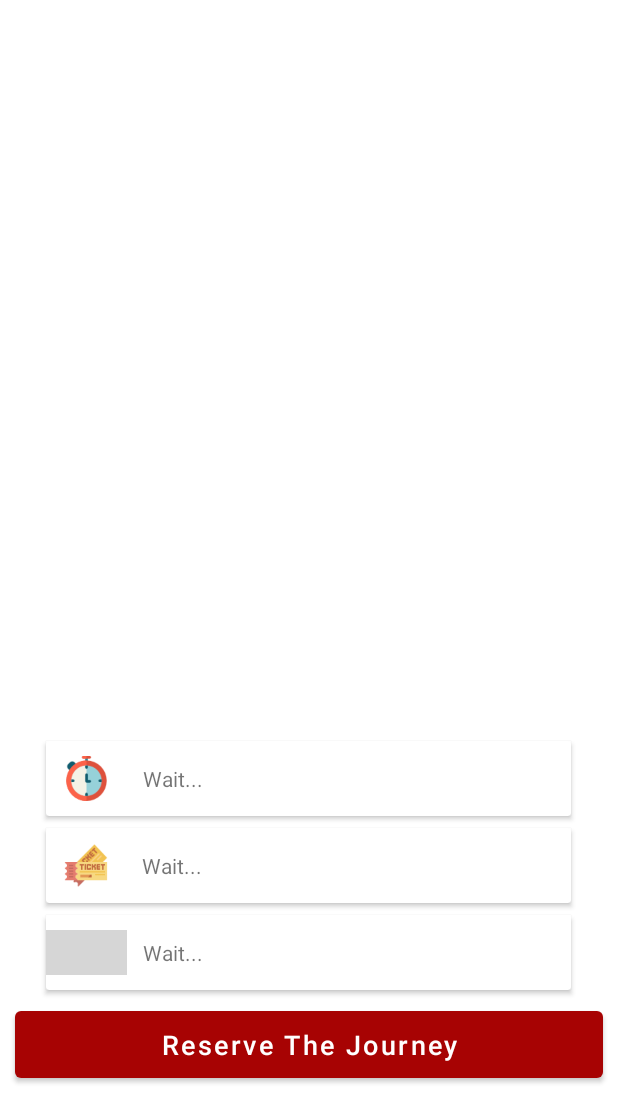
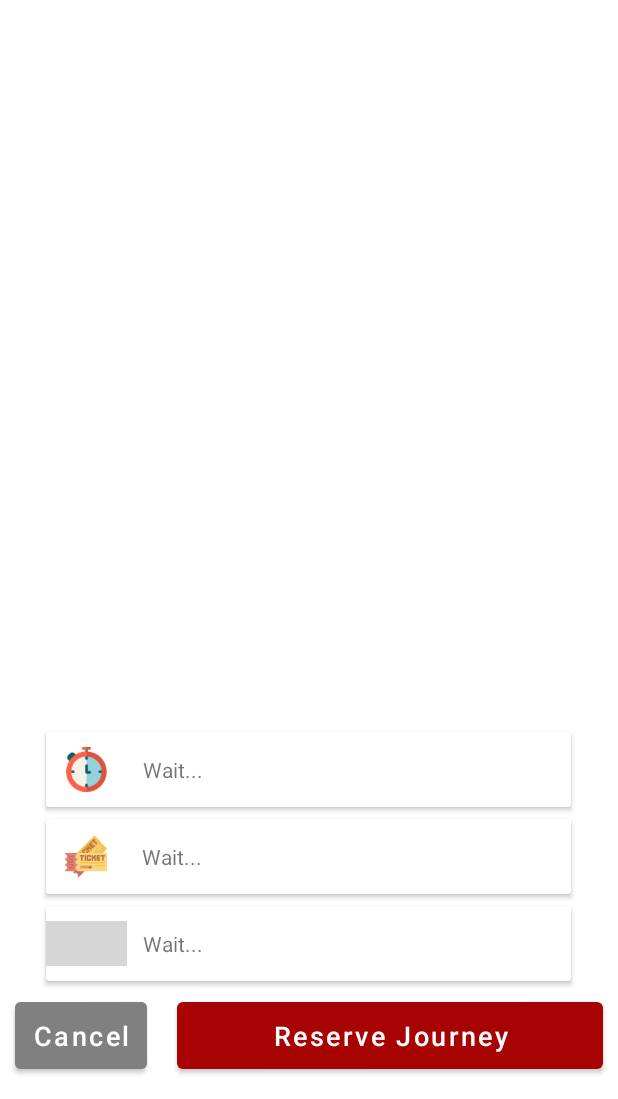
Before and after one commit to HashBusProject/UserApplication, an Android app: the JourneyReserveView screen opened directly, with no data from a screen before it, on a phone screen of 412 x 824 dp, the part 137-1236 px from its top. Run offline under Robolectric (Android 15) with nearby library versions, the phone set to English and light mode, and no system bars; libraries missing offline, so code that uses them is left out: com.directions.route; 9 statements that could not run were skipped; grey boxes are pictures that could not be loaded.

Commit message:
add last views!!

```diff
--- a/app/src/main/java/com/hashimte/hashbus1/api/UserServices.java
+++ b/app/src/main/java/com/hashimte/hashbus1/api/UserServices.java
@@ -41,7 +41,7 @@ public interface UserServices {
     @GET("/User/GetJourneyById")
     Call<Journey> getJourneyById(@Query("journeyId") Integer journeyId);
 
-    @GET("/User/BuyTicket")
+    @POST("/User/BuyTicket")
     Call<Boolean> buyATicket(@Query("userId") Integer userId, @Query("journeyId") Integer journeyId);
 
     @GET("/User/AllPointByJourneyId")
--- a/app/src/main/java/com/hashimte/hashbus1/api/UserServicesImp.java
+++ b/app/src/main/java/com/hashimte/hashbus1/api/UserServicesImp.java
@@ -1,4 +1,7 @@
 package com.hashimte.hashbus1.api;
+
+import android.database.Cursor;
+import android.database.sqlite.SQLiteDatabase;
 
 import com.google.gson.Gson;
 import com.hashimte.hashbus1.model.Bus;
@@ -83,7 +86,7 @@ public class UserServicesImp implements UserServices {
         return retrofit.create(UserServices.class).getJourneyById(journeyId);
     }
 
-    @GET("/User/BuyTicket")
+    @POST("/User/BuyTicket")
     public Call<Boolean> buyATicket(@Query("userId") Integer userId, @Query("journeyId") Integer journeyId) {
         return retrofit.create(UserServices.class).buyATicket(userId, journeyId);
     }
--- a/app/src/main/java/com/hashimte/hashbus1/ui/reserve/JourneyReserveMapFragment.java
+++ b/app/src/main/java/com/hashimte/hashbus1/ui/reserve/JourneyReserveMapFragment.java
@@ -10,6 +10,7 @@ import android.Manifest;
 import android.content.pm.PackageManager;
 import android.location.Location;
 import android.os.Bundle;
+import android.os.Handler;
 import android.os.Looper;
 import android.util.Log;
 import android.view.LayoutInflater;
@@ -74,9 +75,6 @@ public class JourneyReserveMapFragment extends Fragment {
          */
         @Override
         public void onMapReady(GoogleMap googleMap) {
-            LatLng sydney = new LatLng(-34, 151);
-            googleMap.addMarker(new MarkerOptions().position(sydney).title("Marker in Sydney"));
-
             mMap = googleMap;
             if (ContextCompat.checkSelfPermission(getContext(), Manifest.permission.ACCESS_FINE_LOCATION) == PackageManager
                     .PERMISSION_GRANTED) {
@@ -118,7 +116,6 @@ public class JourneyReserveMapFragment extends Fragment {
                     latLngs.add(latLng);
                     MarkerOptions markerOptions = new MarkerOptions();
                     markerOptions.position(latLng).title(points.get(i).getPointName());
-//                        .icon(BitmapDescriptorFactory.fromResource(R.drawable.bus_stop));
                     mMap.addMarker(markerOptions);
                 }
                 latLngs.add(new LatLng(points.get(points.size() - 1).getX(), points.get(points.size() - 1).getY()));
@@ -194,4 +191,26 @@ public class JourneyReserveMapFragment extends Fragment {
         super.onStop();
         endLocationUpdate();
     }
+
+    @Override
+    public void onResume() {
+        super.onResume();
+        Log.i("onResume() :::", "RESUMEEEEEEEEEEEEEEE");
+    }
+
+    private void content(boolean x){
+//        if(!x || );
+//        else {
+//            refresh(1000);
+//        }
+    }
+
+    private void refresh(int millisecond){
+        final Handler handler = new Handler();
+        final Runnable runnable = () -> {
+            content(true);
+        };
+        handler.postDelayed(runnable, millisecond);
+
+    }
 }
--- a/app/src/main/java/com/hashimte/hashbus1/ui/reserve/JourneyReserveView.java
+++ b/app/src/main/java/com/hashimte/hashbus1/ui/reserve/JourneyReserveView.java
@@ -5,7 +5,9 @@ import androidx.appcompat.app.AppCompatActivity;
 
 import android.content.DialogInterface;
 import android.content.Intent;
+import android.content.SharedPreferences;
 import android.os.Bundle;
+import android.os.Handler;
 import android.util.Log;
 import android.view.MenuItem;
 import android.view.View;
@@ -38,6 +40,9 @@ public class JourneyReserveView extends AppCompatActivity {
     private List<Ticket> userTickets;
     private Bundle data;
     private User user;
+    private Gson gson;
+    private String timeToArrive;
+    private SharedPreferences journeyPrefs;
 
     @Override
     protected void onCreate(Bundle savedInstanceState) {
@@ -45,7 +50,8 @@ public class JourneyReserveView extends AppCompatActivity {
         binding = ActivityJourneyReserveViewBinding.inflate(getLayoutInflater());
         setContentView(binding.getRoot());
         getSupportActionBar().setDisplayHomeAsUpEnabled(true);
-        Gson gson = new Gson();
+        gson = new Gson();
+        journeyPrefs = getSharedPreferences("journey_prefs", MODE_PRIVATE);
         data = getIntent().getExtras();
         schedule = gson.fromJson(
                 data.getString("searchData"),
@@ -57,10 +63,38 @@ public class JourneyReserveView extends AppCompatActivity {
         }
         start = gson.fromJson(data.getString("startPointData"), Point.class);
         end = gson.fromJson(data.getString("endPointData"), Point.class);
-        String timeToArrive = data.getString("timeToArrive");
+        timeToArrive = data.getString("timeToArrive");
+        user = gson.fromJson(getSharedPreferences("app_prefs", MODE_PRIVATE).getString("userInfo", null), User.class);
+        if (!journeyPrefs.contains("track"))
+            setContentOfView();
+        else
+            setContentIfReserve();
+    }
+
+    private void setContentIfReserve() {
+        refreshTime();
+        binding.imgTicket.setImageResource(R.drawable.destination);
+        binding.txtTicket.setText("");
+        binding.btnResserve.setText(R.string.confirm_ride);
+        binding.btnCancelOrder.setOnClickListener(v -> {
+            journeyPrefs.edit().clear().apply();
+//            onResume();
+            setContentOfView();
+        });
+        binding.btnResserve.setOnClickListener(v -> {
+
+        });
+    }
+
+    private void refreshTime() {
+
+    }
+
+    private void setContentOfView() {
         if (schedule.getSchedule().getNextPoint() > 0) {
             binding.txtTime.setText(getString(R.string.bus_time_result_min, timeToArrive, start.getPointName()));
         } else {
+
             UserServicesImp.getInstance().getPointByID(schedule.getJourney().getSourcePoint()).enqueue(
                     new Callback<Point>() {
                         @Override
@@ -79,8 +113,8 @@ public class JourneyReserveView extends AppCompatActivity {
                     }
             );
         }
-        user = gson.fromJson(getSharedPreferences("app_prefs", MODE_PRIVATE).getString("userInfo", null), User.class);
         getTicketsForUser();
+        binding.btnResserve.setText(R.string.reserve_journey);
         binding.txtDriverName.setText(schedule.getBus().getDriver().getName());
         binding.btnResserve.setOnClickListener(v -> {
             //TODO, after reserve!!
@@ -94,12 +128,15 @@ public class JourneyReserveView extends AppCompatActivity {
                     .setNegativeButton("No", (dialog, id) -> {
                         //  Action for 'NO' Button
                         dialog.cancel();
-                        Toast.makeText(getApplicationContext(),"you choose no action for alertbox",
+                        Toast.makeText(getApplicationContext(), "you choose no action for alertbox",
                                 Toast.LENGTH_SHORT).show();
                     });
             AlertDialog alert = builder.create();
             alert.setTitle("AlertDialogExample");
             alert.show();
+
+            journeyPrefs.edit().putBoolean("track", true).apply();
+            setContentIfReserve();
         });
         binding.btnBuyTicket.setOnClickListener(v -> {
             Intent intent = new Intent(v.getContext(), ShortestPath.class);
@@ -108,6 +145,10 @@ public class JourneyReserveView extends AppCompatActivity {
             data.putString("user", gson.toJson(user));
             intent.putExtras(data);
             startActivity(intent);
+        });
+
+        binding.btnCancelOrder.setOnClickListener(v -> {
+            finish();
         });
     }
 
@@ -142,6 +183,10 @@ public class JourneyReserveView extends AppCompatActivity {
     protected void onResume() {
         super.onResume();
         getTicketsForUser();
+        if (!journeyPrefs.contains("track"))
+            setContentOfView();
+        else
+            setContentIfReserve();
     }
 
     private void getTicketsForUser() {
--- a/app/src/main/res/layout/activity_journey_reserve_view.xml
+++ b/app/src/main/res/layout/activity_journey_reserve_view.xml
@@ -38,12 +38,13 @@
                 android:layout_marginRight="10dp"
                 android:layout_marginBottom="10dp"
                 android:src="@drawable/chronometer" />
+
             <com.google.android.material.textview.MaterialTextView
                 android:id="@+id/txt_time"
                 android:layout_width="wrap_content"
                 android:layout_height="match_parent"
-                android:text="@string/wait"
-                android:gravity="center"/>
+                android:gravity="center"
+                android:text="@string/wait" />
         </LinearLayout>
 
     </androidx.cardview.widget.CardView>
@@ -64,29 +65,34 @@
             android:orientation="horizontal">
 
             <ImageView
+                android:id="@+id/img_ticket"
                 android:layout_width="53dp"
                 android:layout_height="wrap_content"
                 android:layout_marginTop="10dp"
                 android:layout_marginRight="10dp"
                 android:layout_marginBottom="10dp"
                 android:src="@drawable/ticket1" />
+
             <com.google.android.material.textview.MaterialTextView
                 android:id="@+id/txt_ticket"
-                android:layout_weight="0"
                 android:layout_width="wrap_content"
                 android:layout_height="match_parent"
-                android:text="@string/wait"
-                android:gravity="center"/>
+                android:layout_weight="0"
+                android:gravity="center"
+                android:text="@string/wait" />
+
             <LinearLayout
                 android:layout_width="wrap_content"
                 android:layout_height="wrap_content"
-                android:layout_weight="1"/>
+                android:layout_weight="1" />
+
             <com.google.android.material.button.MaterialButton
                 android:id="@+id/btn_buy_ticket"
                 android:layout_width="150dp"
                 android:layout_height="50dp"
                 android:layout_weight="0"
                 android:enabled="false"
+
                 android:text="@string/buy_tickets"
                 android:visibility="invisible" />
         </LinearLayout>
@@ -97,7 +103,7 @@
         android:layout_width="350dp"
         android:layout_height="50dp"
         android:layout_marginBottom="8dp"
-        app:layout_constraintBottom_toTopOf="@id/btn_resserve"
+        app:layout_constraintBottom_toTopOf="@id/linearLayout"
         app:layout_constraintEnd_toEndOf="parent"
         app:layout_constraintHorizontal_bias="0.491"
         app:layout_constraintStart_toStartOf="parent">
@@ -108,35 +114,60 @@
             android:orientation="horizontal">
 
             <ImageView
+                android:id="@+id/img_driver"
                 android:layout_width="54dp"
                 android:layout_height="wrap_content"
                 android:layout_marginTop="10dp"
                 android:layout_marginRight="10dp"
                 android:layout_marginBottom="10dp"
                 android:src="@drawable/driver" />
+
             <com.google.android.material.textview.MaterialTextView
                 android:id="@+id/txt_driver_name"
                 android:layout_width="wrap_content"
                 android:layout_height="match_parent"
-                android:text="@string/wait"
-                android:gravity="center"/>
+                android:gravity="center"
+                android:text="@string/wait" />
         </LinearLayout>
 
     </androidx.cardview.widget.CardView>
 
-    <com.google.android.material.button.MaterialButton
-        android:id="@+id/btn_resserve"
+
+    <LinearLayout
+        android:id="@+id/linearLayout"
         android:layout_width="match_parent"
         android:layout_height="wrap_content"
-        android:layout_marginHorizontal="10sp"
-        android:layout_marginBottom="8sp"
-        android:padding="10sp"
-        android:text="Reserve The Journey"
-        android:textAllCaps="false"
-        android:textColor="@color/white"
-        android:textSize="18sp"
+        android:layout_marginBottom="10dp"
+        android:orientation="horizontal"
         app:layout_constraintBottom_toBottomOf="parent"
-        app:layout_constraintEnd_toEndOf="parent" />
+        app:layout_constraintEnd_toEndOf="parent">
 
+        <com.google.android.material.button.MaterialButton
+            android:id="@+id/btn_cancel_order"
+            android:layout_width="wrap_content"
+            android:layout_weight="0"
+            android:layout_height="wrap_content"
+            android:layout_marginHorizontal="10sp"
+            android:layout_marginBottom="4sp"
+            android:padding="10sp"
+            android:text="@string/cancel"
+            android:backgroundTint="@color/Gray"
+            android:textAllCaps="false"
+            android:textColor="@color/white"
+            android:textSize="18sp" />
+
+        <com.google.android.material.button.MaterialButton
+            android:id="@+id/btn_resserve"
+            android:layout_width="wrap_content"
+            android:layout_height="wrap_content"
+            android:layout_weight="1"
+            android:layout_marginHorizontal="10sp"
+            android:layout_marginBottom="4sp"
+            android:padding="10sp"
+            android:text="@string/reserve_journey"
+            android:textAllCaps="false"
+            android:textColor="@color/white"
+            android:textSize="18sp" />
+    </LinearLayout>
 
 </androidx.constraintlayout.widget.ConstraintLayout>
--- a/app/src/main/res/layout/activity_shortest_path.xml
+++ b/app/src/main/res/layout/activity_shortest_path.xml
@@ -170,7 +170,7 @@
             android:layout_marginHorizontal="10sp"
             android:layout_marginBottom="4sp"
             android:padding="10sp"
-            android:text="Cancel"
+            android:text="@string/cancel"
             android:backgroundTint="@color/Gray"
             android:textAllCaps="false"
             android:textColor="@color/white"
@@ -184,7 +184,7 @@
             android:layout_marginHorizontal="10sp"
             android:layout_marginBottom="4sp"
             android:padding="10sp"
-            android:text="Buy"
+            android:text="@string/buy"
             android:textAllCaps="false"
             android:textColor="@color/white"
             android:textSize="18sp" />
--- a/app/src/main/res/values/colors.xml
+++ b/app/src/main/res/values/colors.xml
@@ -10,6 +10,7 @@
     <color name="hash_dark">#A70303</color>
     <color name="hash_dark_with_tr">#55A70303</color>
     <color name="hash_light">#A51E1E</color>
+    <color name="live_green">#3CB043</color>
     <!-- OLD COLORS    -->
 
     <color name="Ivory">#FFFFF0</color>
--- a/app/src/main/res/values/strings.xml
+++ b/app/src/main/res/values/strings.xml
@@ -162,5 +162,9 @@
     <string name="wait">Wait...</string>
     <string name="ticket_result_having">You have %1$d ticket/s</string>
     <string name="ticket_result_price">%1$.2f JD</string>
+    <string name="cancel">Cancel</string>
+    <string name="buy">Buy</string>
+    <string name="reserve_journey">Reserve Journey</string>
+    <string name="confirm_ride">Confirm Ride</string>
 
 </resources>
```
Also changed, not shown: app/src/main/java/com/hashimte/hashbus1/ui/search/SearchAdapter.java (+50 -34 lines), app/src/main/res/layout/search_card.xml (+2 -20 lines), app/src/main/res/drawable/bus.png, app/src/main/res/drawable/destination.png (added).
